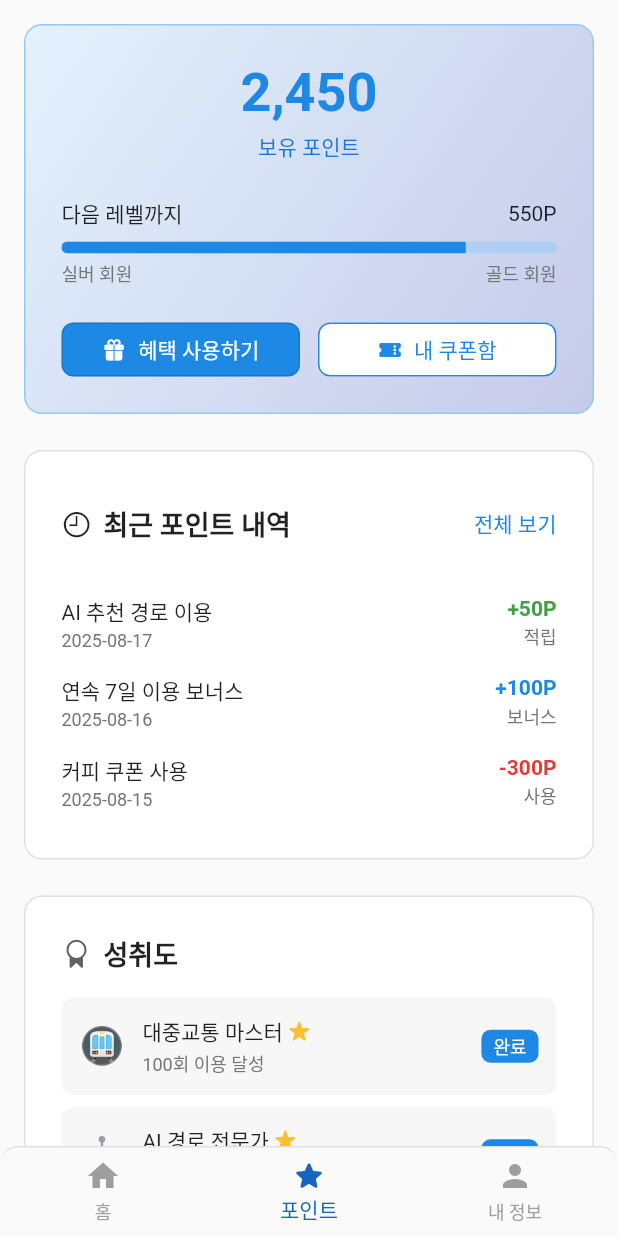
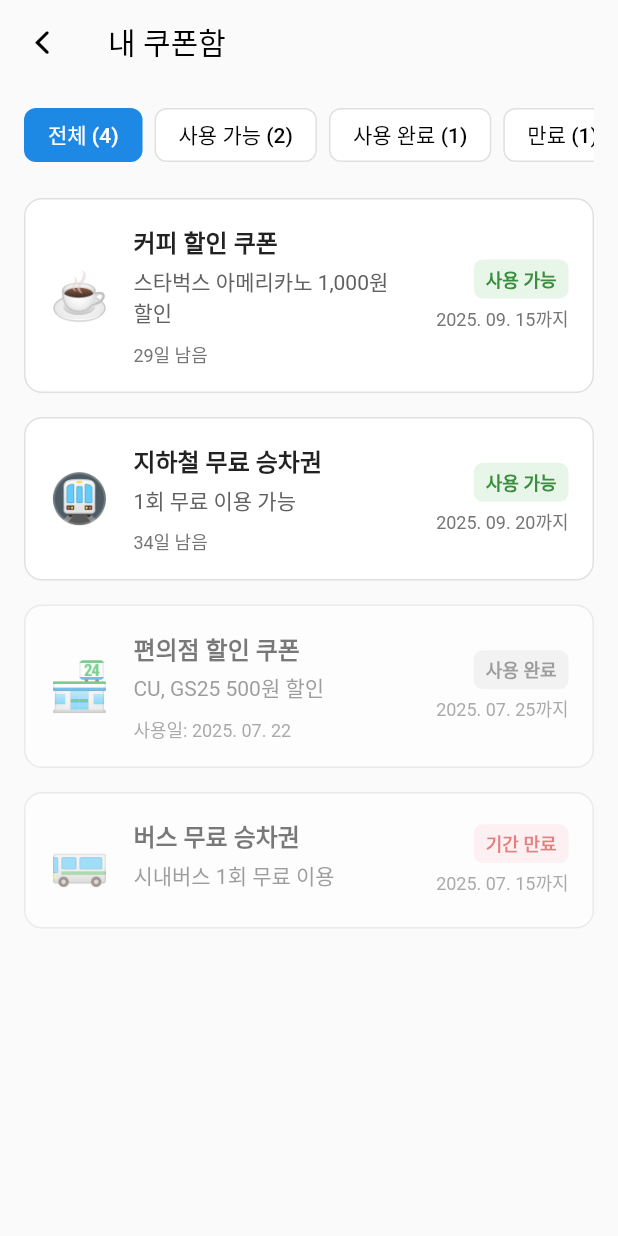
Before and after one commit to LikeLion-CJU-CPR/bustar_app, a Flutter app: the screen it shows after launch, item 2 of the bottom bar chosen, after a tap on "내 쿠폰함", on a phone screen of 412 x 824 dp. Run offline on Flutter 3.47's test engine with Material 3 defaults, Android fonts, the phone set to English and light mode, and no system bars.

Commit message:
feat: 내 쿠폰함 페이지 작성

```diff
--- /dev/null
+++ b/lib/screens/point/models/coupon_model.dart
@@ -0,0 +1,29 @@
+class Coupon {
+  final int id;
+  final String name;
+  final String description;
+  final String discount;
+  final String code;
+  final String purchaseDate;
+  final String expiryDate;
+  final String status; // active, used, expired
+  final String icon;
+  final String category;
+  final String usage;
+  final String? usedDate;
+
+  Coupon({
+    required this.id,
+    required this.name,
+    required this.description,
+    required this.discount,
+    required this.code,
+    required this.purchaseDate,
+    required this.expiryDate,
+    required this.status,
+    required this.icon,
+    required this.category,
+    required this.usage,
+    this.usedDate,
+  });
+}
--- /dev/null
+++ b/lib/screens/point/my_coupons_screen.dart
@@ -0,0 +1,331 @@
+import 'package:flutter/cupertino.dart';
+import 'package:flutter/material.dart';
+import 'package:flutter/services.dart';
+
+import 'models/coupon_model.dart';
+import 'utils/coupon_helpers.dart';
+import 'widgets/my_coupons_page/coupon_filter_buttons.dart';
+import 'widgets/my_coupons_page/coupon_list_item.dart';
+
+class MyCouponsScreen extends StatefulWidget {
+  const MyCouponsScreen({super.key});
+
+  @override
+  State<MyCouponsScreen> createState() => _MyCouponsScreenState();
+}
+
+class _MyCouponsScreenState extends State<MyCouponsScreen> {
+  String _selectedFilter = 'all';
+
+  // --- 임시 데이터 ---
+  final List<Coupon> myCoupons = [
+    Coupon(
+      id: 1,
+      name: '커피 할인 쿠폰',
+      description: '스타벅스 아메리카노 1,000원 할인',
+      discount: '1,000원',
+      code: 'COFFEE2024001',
+      purchaseDate: '2025-08-15',
+      expiryDate: '2025-09-15',
+      status: 'active',
+      icon: '☕',
+      category: 'food',
+      usage: '매장에서 쿠폰 코드 제시',
+    ),
+    Coupon(
+      id: 2,
+      name: '지하철 무료 승차권',
+      description: '1회 무료 이용 가능',
+      discount: '1회 무료',
+      code: 'SUBWAY2024002',
+      purchaseDate: '2025-07-20',
+      expiryDate: '2025-09-20',
+      status: 'active',
+      icon: '🚇',
+      category: 'transport',
+      usage: 'QR코드를 개찰구에 스캔',
+    ),
+    Coupon(
+      id: 3,
+      name: '편의점 할인 쿠폰',
+      description: 'CU, GS25 500원 할인',
+      discount: '500원',
+      code: 'STORE2024003',
+      purchaseDate: '2025-07-10',
+      expiryDate: '2025-07-25',
+      status: 'used',
+      icon: '🏪',
+      category: 'shopping',
+      usage: '결제 시 쿠폰 코드 입력',
+      usedDate: '2025-07-22',
+    ),
+    Coupon(
+      id: 4,
+      name: '버스 무료 승차권',
+      description: '시내버스 1회 무료 이용',
+      discount: '1회 무료',
+      code: 'BUS2024004',
+      purchaseDate: '2025-06-15',
+      expiryDate: '2025-07-15',
+      status: 'expired',
+      icon: '🚌',
+      category: 'transport',
+      usage: 'QR코드를 버스 단말기에 스캔',
+    ),
+  ];
+  // --- 임시 데이터 끝 ---
+
+  // ✨ 쿠폰 상세 정보 다이얼로그 표시 함수
+  Future<void> _showCouponDetailDialog(Coupon coupon) async {
+    final statusInfo = getStatusInfo(coupon.status);
+
+    return showDialog<void>(
+      context: context,
+      builder: (BuildContext context) {
+        return AlertDialog(
+          shape: RoundedRectangleBorder(
+            borderRadius: BorderRadius.circular(12),
+          ),
+          title: const Center(child: Text('쿠폰 상세')),
+          contentPadding: const EdgeInsets.all(24),
+          content: SingleChildScrollView(
+            child: Column(
+              mainAxisSize: MainAxisSize.min,
+              children: [
+                Text(coupon.icon, style: const TextStyle(fontSize: 48)),
+                const SizedBox(height: 8),
+                Text(
+                  coupon.name,
+                  style: const TextStyle(
+                    fontSize: 18,
+                    fontWeight: FontWeight.bold,
+                  ),
+                ),
+                const SizedBox(height: 4),
+                Text(
+                  coupon.description,
+                  style: TextStyle(color: Colors.grey.shade600),
+                ),
+                const SizedBox(height: 24),
+                _buildDetailRow('할인 금액', coupon.discount),
+                _buildDetailRow('구매일', formatDate(coupon.purchaseDate)),
+                _buildDetailRow('유효기간', formatDate(coupon.expiryDate)),
+                _buildDetailRow(
+                  '상태',
+                  statusInfo.text,
+                  valueColor: statusInfo.color,
+                ),
+                const SizedBox(height: 16),
+                _buildStatusSpecificContent(coupon), // 상태별 UI 표시
+              ],
+            ),
+          ),
+          actions: [
+            TextButton(
+              child: const Text('닫기'),
+              onPressed: () => Navigator.of(context).pop(),
+            ),
+          ],
+        );
+      },
+    );
+  }
+
+  // ✨ QR 코드 다이얼로그 표시 함수
+  Future<void> _showQrCodeDialog(Coupon coupon) async {
+    return showDialog<void>(
+      context: context,
+      builder: (BuildContext context) {
+        return AlertDialog(
+          shape: RoundedRectangleBorder(
+            borderRadius: BorderRadius.circular(12),
+          ),
+          title: const Center(child: Text('QR 코드')),
+          content: Column(
+            mainAxisSize: MainAxisSize.min,
+            children: [
+              const Icon(CupertinoIcons.qrcode, size: 180, color: Colors.black),
+              const SizedBox(height: 16),
+              Text(
+                coupon.usage,
+                style: TextStyle(color: Colors.grey.shade600),
+                textAlign: TextAlign.center,
+              ),
+            ],
+          ),
+          actionsAlignment: MainAxisAlignment.center,
+          actions: [
+            ElevatedButton(
+              child: const Text('확인'),
+              onPressed: () => Navigator.of(context).pop(),
+            ),
+          ],
+        );
+      },
+    );
+  }
+
+  // 다이얼로그 내의 상세 정보 행을 만드는 헬퍼 위젯
+  Widget _buildDetailRow(String title, String value, {Color? valueColor}) {
+    return Padding(
+      padding: const EdgeInsets.symmetric(vertical: 8.0),
+      child: Row(
+        mainAxisAlignment: MainAxisAlignment.spaceBetween,
+        children: [
+          Text(title, style: TextStyle(color: Colors.grey.shade700)),
+          Text(
+            value,
+            style: TextStyle(fontWeight: FontWeight.bold, color: valueColor),
+          ),
+        ],
+      ),
+    );
+  }
+
+  // 다이얼로그 내에서 쿠폰 상태에 따라 다른 UI를 보여주는 헬퍼 위젯
+  Widget _buildStatusSpecificContent(Coupon coupon) {
+    if (coupon.status == 'active') {
+      return Column(
+        children: [
+          Container(
+            padding: const EdgeInsets.symmetric(horizontal: 16, vertical: 12),
+            decoration: BoxDecoration(
+              color: Colors.grey.shade100,
+              borderRadius: BorderRadius.circular(8),
+            ),
+            child: Column(
+              crossAxisAlignment: CrossAxisAlignment.start,
+              children: [
+                const Text(
+                  '쿠폰 코드',
+                  style: TextStyle(fontSize: 14, color: Colors.black87),
+                ),
+                const SizedBox(height: 8),
+                Row(
+                  mainAxisAlignment: MainAxisAlignment.center,
+                  children: [
+                    Expanded(
+                      child: Text(
+                        coupon.code,
+                        textAlign: TextAlign.center,
+                        style: const TextStyle(
+                          fontSize: 14,
+                          fontWeight: FontWeight.bold,
+                        ),
+                      ),
+                    ),
+                    IconButton(
+                      icon: const Icon(CupertinoIcons.doc_on_doc, size: 16),
+                      onPressed: () {
+                        final scaffoldMessenger = ScaffoldMessenger.of(context);
+                        Clipboard.setData(ClipboardData(text: coupon.code));
+                        Navigator.of(context).pop();
+                        scaffoldMessenger.showSnackBar(
+                          const SnackBar(content: Text('쿠폰 코드가 복사되었습니다.')),
+                        );
+                      },
+                    ),
+                  ],
+                ),
+              ],
+            ),
+          ),
+          const SizedBox(height: 16),
+          ElevatedButton.icon(
+            icon: const Icon(CupertinoIcons.qrcode, size: 20),
+            label: const Text('QR 코드로 사용'),
+            style: ElevatedButton.styleFrom(
+              minimumSize: const Size(double.infinity, 44),
+              backgroundColor: Colors.blue.shade600,
+              foregroundColor: Colors.white,
+            ),
+            onPressed: () {
+              Navigator.of(context).pop(); // 상세 다이얼로그 닫기
+              _showQrCodeDialog(coupon); // QR 코드 다이얼로그 열기
+            },
+          ),
+        ],
+      );
+    } else if (coupon.status == 'used' && coupon.usedDate != null) {
+      return Container(
+        width: double.infinity,
+        padding: const EdgeInsets.all(16),
+        decoration: BoxDecoration(
+          color: Colors.green.shade50,
+          borderRadius: BorderRadius.circular(8),
+        ),
+        child: Text(
+          '${formatDate(coupon.usedDate!)}에 사용 완료',
+          style: TextStyle(color: Colors.green.shade700),
+          textAlign: TextAlign.center,
+        ),
+      );
+    } else if (coupon.status == 'expired') {
+      return Container(
+        width: double.infinity,
+        padding: const EdgeInsets.all(16),
+        decoration: BoxDecoration(
+          color: Colors.red.shade50,
+          borderRadius: BorderRadius.circular(8),
+        ),
+        child: Text(
+          '쿠폰이 만료되었습니다',
+          style: TextStyle(color: Colors.red.shade700),
+          textAlign: TextAlign.center,
+        ),
+      );
+    }
+    return const SizedBox.shrink(); // 아무것도 표시하지 않음
+  }
+
+  @override
+  Widget build(BuildContext context) {
+    final filteredCoupons = (_selectedFilter == 'all')
+        ? myCoupons
+        : myCoupons.where((c) => c.status == _selectedFilter).toList();
+
+    final counts = {
+      'all': myCoupons.length,
+      'active': myCoupons.where((c) => c.status == 'active').length,
+      'used': myCoupons.where((c) => c.status == 'used').length,
+      'expired': myCoupons.where((c) => c.status == 'expired').length,
+    };
+
+    return Scaffold(
+      backgroundColor: Colors.grey[50],
+      appBar: AppBar(
+        backgroundColor: Colors.grey[50],
+        elevation: 0,
+        leading: IconButton(
+          icon: const Icon(CupertinoIcons.back, color: Colors.black),
+          onPressed: () => Navigator.of(context).pop(),
+        ),
+        title: const Text('내 쿠폰함', style: TextStyle(color: Colors.black)),
+      ),
+      body: ListView(
+        padding: const EdgeInsets.all(16.0),
+        children: [
+          CouponFilterButtons(
+            selectedFilter: _selectedFilter,
+            counts: counts,
+            onFilterSelected: (filter) {
+              setState(() {
+                _selectedFilter = filter;
+              });
+            },
+          ),
+          const SizedBox(height: 24),
+          ...filteredCoupons.map(
+            (coupon) => Padding(
+              padding: const EdgeInsets.only(bottom: 16),
+              child: CouponListItem(
+                coupon: coupon,
+                onTap: () => _showCouponDetailDialog(coupon),
+              ),
+            ),
+          ),
+        ],
+      ),
+    );
+  }
+}
--- /dev/null
+++ b/lib/screens/point/utils/coupon_helpers.dart
@@ -0,0 +1,45 @@
+import 'package:flutter/material.dart';
+import 'package:intl/intl.dart';
+
+// 상태에 따른 뱃지 텍스트, 색상 등의 정보를 담는 클래스
+class StatusInfo {
+  final String text;
+  final Color color;
+  final Color backgroundColor;
+  final IconData icon;
+
+  StatusInfo({
+    required this.text,
+    required this.color,
+    required this.backgroundColor,
+    required this.icon,
+  });
+}
+
+// 쿠폰 상태에 따라 스타일 정보를 반환하는 함수
+StatusInfo getStatusInfo(String status) {
+  switch (status) {
+    case 'active':
+      return StatusInfo(text: '사용 가능', color: Colors.green.shade700, backgroundColor: Colors.green.shade50, icon: Icons.check_circle);
+    case 'used':
+      return StatusInfo(text: '사용 완료', color: Colors.grey.shade700, backgroundColor: Colors.grey.shade200, icon: Icons.check_circle_outline);
+    case 'expired':
+      return StatusInfo(text: '기간 만료', color: Colors.red.shade700, backgroundColor: Colors.red.shade50, icon: Icons.cancel);
+    default:
+      return StatusInfo(text: '알 수 없음', color: Colors.grey.shade700, backgroundColor: Colors.grey.shade200, icon: Icons.help_outline);
+  }
+}
+
+// 날짜 문자열을 'xxxx. xx. xx' 형태로 포맷하는 함수
+String formatDate(String dateString) {
+  final date = DateTime.parse(dateString);
+  return DateFormat('yyyy. MM. dd').format(date);
+}
+
+// 만료일까지 남은 일수를 계산하는 함수
+int getDaysLeft(String expiryDate) {
+  final today = DateTime.now();
+  final expiry = DateTime.parse(expiryDate);
+  final diff = expiry.difference(today);
+  return diff.inDays + 1;
+}
--- a/lib/screens/point/widgets/dashboard_page/points_overview_card.dart
+++ b/lib/screens/point/widgets/dashboard_page/points_overview_card.dart
@@ -2,6 +2,7 @@ import 'package:flutter/cupertino.dart';
 import 'package:flutter/material.dart';
 
 import '../../../../widgets/action_button.dart';
+import '../../my_coupons_screen.dart';
 import '../../usage_screen.dart';
 
 class PointsOverviewCard extends StatelessWidget {
@@ -101,7 +102,13 @@ class PointsOverviewCard extends StatelessWidget {
               ActionButton(
                 icon: CupertinoIcons.ticket_fill,
                 label: '내 쿠폰함',
-                onPressed: () {},
+                onPressed: () {
+                  Navigator.of(context).push(
+                    MaterialPageRoute(
+                      builder: (context) => const MyCouponsScreen(),
+                    ),
+                  );
+                },
                 backgroundColor: Colors.white,
                 foregroundColor: Colors.blue.shade600,
                 side: BorderSide(color: Colors.blue.shade600),
--- /dev/null
+++ b/lib/screens/point/widgets/my_coupons_page/coupon_filter_buttons.dart
@@ -0,0 +1,50 @@
+import 'package:flutter/material.dart';
+
+class CouponFilterButtons extends StatelessWidget {
+  final String selectedFilter;
+  final Function(String) onFilterSelected;
+  final Map<String, int> counts;
+
+  const CouponFilterButtons({
+    super.key,
+    required this.selectedFilter,
+    required this.onFilterSelected,
+    required this.counts,
+  });
+
+  @override
+  Widget build(BuildContext context) {
+    final filterOptions = [
+      {'id': 'all', 'name': '전체'},
+      {'id': 'active', 'name': '사용 가능'},
+      {'id': 'used', 'name': '사용 완료'},
+      {'id': 'expired', 'name': '만료'},
+    ];
+
+    return SizedBox(
+      height: 36,
+      child: ListView.separated(
+        scrollDirection: Axis.horizontal,
+        itemCount: filterOptions.length,
+        separatorBuilder: (context, index) => const SizedBox(width: 8),
+        itemBuilder: (context, index) {
+          final filter = filterOptions[index];
+          final bool isSelected = selectedFilter == filter['id'];
+          final count = counts[filter['id']] ?? 0;
+
+          return ElevatedButton(
+            onPressed: () => onFilterSelected(filter['id']!),
+            style: ElevatedButton.styleFrom(
+              elevation: 0,
+              backgroundColor: isSelected ? Colors.blue.shade600 : Colors.white,
+              foregroundColor: isSelected ? Colors.white : Colors.black,
+              side: isSelected ? BorderSide.none : BorderSide(color: Colors.grey.shade300),
+              shape: RoundedRectangleBorder(borderRadius: BorderRadius.circular(8)),
+            ),
+            child: Text('${filter['name']} ($count)'),
+          );
+        },
+      ),
+    );
+  }
+}
--- /dev/null
+++ b/lib/screens/point/widgets/my_coupons_page/coupon_list_item.dart
@@ -0,0 +1,77 @@
+import 'package:flutter/material.dart';
+import '../../../../widgets/custom_card.dart';
+import '../../models/coupon_model.dart';
+import '../../utils/coupon_helpers.dart';
+
+class CouponListItem extends StatelessWidget {
+  final Coupon coupon;
+  final VoidCallback onTap;
+
+  const CouponListItem({
+    super.key,
+    required this.coupon,
+    required this.onTap,
+  });
+
+  @override
+  Widget build(BuildContext context) {
+    final statusInfo = getStatusInfo(coupon.status);
+    final daysLeft = getDaysLeft(coupon.expiryDate);
+
+    return Opacity(
+      opacity: (coupon.status == 'used' || coupon.status == 'expired') ? 0.6 : 1.0,
+      child: CustomCard(
+        child: InkWell(
+          onTap: onTap,
+          borderRadius: BorderRadius.circular(12.0),
+          child: Padding(
+            padding: const EdgeInsets.all(16.0),
+            child: Row(
+              children: [
+                Text(coupon.icon, style: const TextStyle(fontSize: 32)),
+                const SizedBox(width: 16),
+                Expanded(
+                  child: Column(
+                    crossAxisAlignment: CrossAxisAlignment.start,
+                    children: [
+                      Text(coupon.name, style: const TextStyle(fontSize: 16, fontWeight: FontWeight.bold)),
+                      const SizedBox(height: 4),
+                      Text(coupon.description, style: TextStyle(fontSize: 14, color: Colors.grey.shade700)),
+                      const SizedBox(height: 8),
+                      if (coupon.status == 'active' && daysLeft > 0)
+                        Text(
+                          '$daysLeft일 남음',
+                          style: TextStyle(fontSize: 12, color: daysLeft <= 7 ? Colors.red.shade600 : Colors.grey.shade600),
+                        ),
+                      if (coupon.status == 'used' && coupon.usedDate != null)
+                        Text(
+                          '사용일: ${formatDate(coupon.usedDate!)}',
+                          style: TextStyle(fontSize: 12, color: Colors.grey.shade600),
+                        ),
+                    ],
+                  ),
+                ),
+                const SizedBox(width: 16),
+                Column(
+                  crossAxisAlignment: CrossAxisAlignment.end,
+                  children: [
+                    Container(
+                      padding: const EdgeInsets.symmetric(horizontal: 8, vertical: 4),
+                      decoration: BoxDecoration(
+                        color: statusInfo.backgroundColor,
+                        borderRadius: BorderRadius.circular(6),
+                      ),
+                      child: Text(statusInfo.text, style: TextStyle(fontSize: 12, color: statusInfo.color, fontWeight: FontWeight.bold)),
+                    ),
+                    const SizedBox(height: 4),
+                    Text('${formatDate(coupon.expiryDate)}까지', style: TextStyle(fontSize: 12, color: Colors.grey.shade600)),
+                  ],
+                ),
+              ],
+            ),
+          ),
+        ),
+      ),
+    );
+  }
+}
--- a/lib/screens/point/widgets/usage_page/reward_list_item.dart
+++ b/lib/screens/point/widgets/usage_page/reward_list_item.dart
@@ -37,7 +37,7 @@ class RewardListItem extends StatelessWidget {
               : null,
           padding: const EdgeInsets.all(16.0),
           child: Row(
-            crossAxisAlignment: CrossAxisAlignment.start,
+            crossAxisAlignment: CrossAxisAlignment.center,
             children: [
               Text(reward.icon, style: const TextStyle(fontSize: 32)),
               const SizedBox(width: 16),
```
Also changed, not shown: lib/screens/point/usage_screen.dart (+9 -4 lines).
